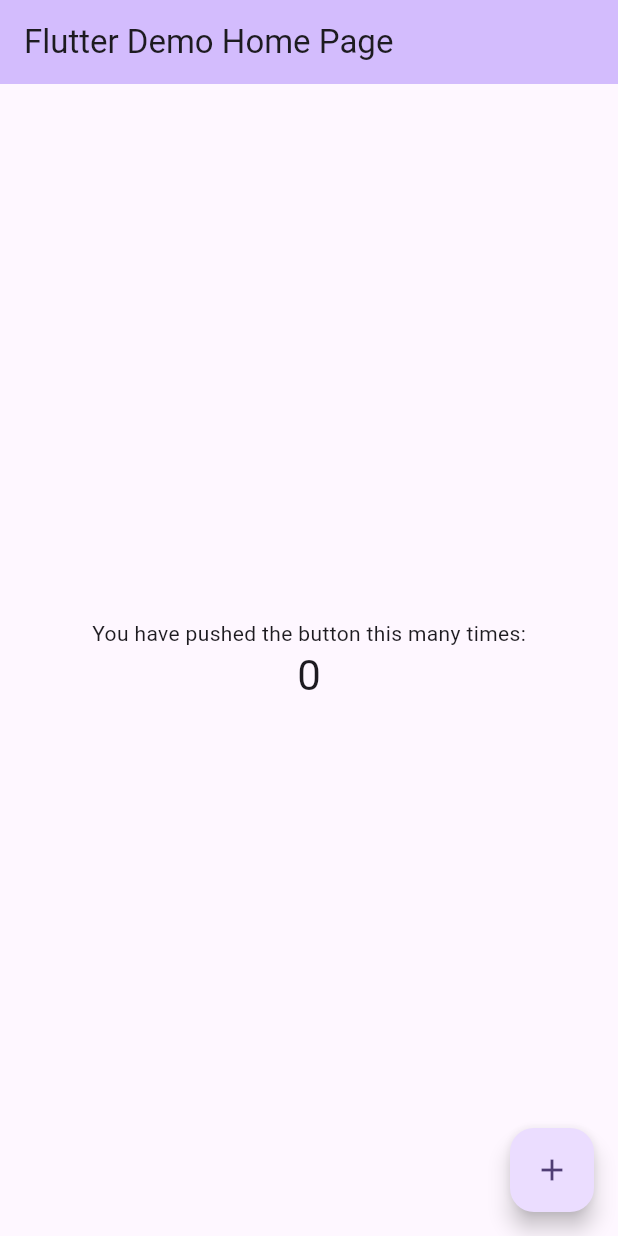
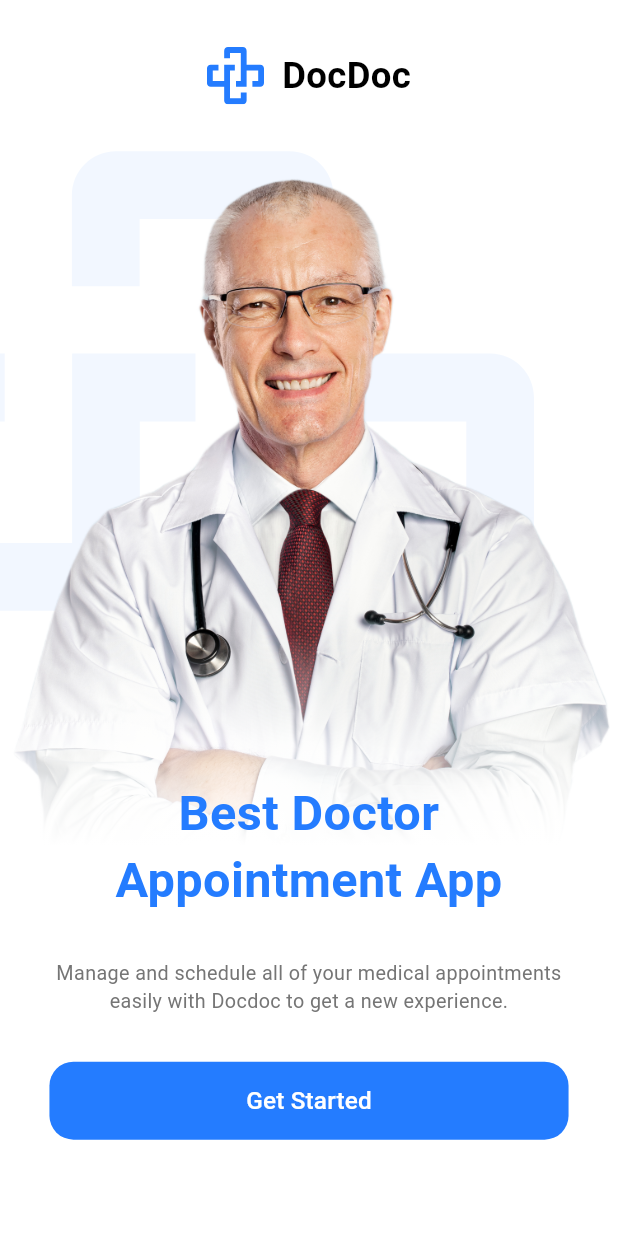
Before and after one commit to AhmedAElghareeb/doc_app, a Flutter app: the screen it shows after launch, on a phone screen of 412 x 824 dp. Run offline on Flutter 3.47's test engine with Material 3 defaults, Android fonts, the phone set to English and light mode, and no system bars; our stand-ins replace flutter_screenutil, flutter_svg.

Commit message:
on boarding ui done

```diff
--- /dev/null
+++ b/lib/core/helpers/extentions.dart
@@ -0,0 +1,20 @@
+import 'package:flutter/cupertino.dart';
+import 'package:flutter/material.dart';
+
+extension Navigation on BuildContext {
+  Future<dynamic> pushNamed(String routeName, {Object? args}) {
+    return Navigator.of(this).pushNamed(routeName, arguments: args);
+  }
+
+  Future<dynamic> pushReplacementNamed(String routeName, {Object? args}) {
+    return Navigator.of(this).pushReplacementNamed(routeName, arguments: args);
+  }
+
+  Future<dynamic> pushNamedAndRemoveUntil(String routeName,
+      {Object? args, required RoutePredicate predicate}) {
+    return Navigator.of(this)
+        .pushNamedAndRemoveUntil(routeName, predicate, arguments: args);
+  }
+
+  void pop() => Navigator.of(this).pop();
+}
--- /dev/null
+++ b/lib/core/routing/app_router.dart
@@ -0,0 +1,27 @@
+import 'package:doc_app/core/routing/routes.dart';
+import 'package:doc_app/features/login/login_screen.dart';
+import 'package:doc_app/features/on_boarding/onboarding_screen.dart';
+import 'package:flutter/material.dart';
+
+class AppRouter {
+  Route generateRoute(RouteSettings settings) {
+    switch (settings.name) {
+      case Routes.onBoardingScreen:
+        return MaterialPageRoute(
+          builder: (context) => const OnBoardingScreen(),
+        );
+      case Routes.loginScreen:
+        return MaterialPageRoute(
+          builder: (context) => const LoginScreen(),
+        );
+      default:
+        return MaterialPageRoute(
+          builder: (context) => Scaffold(
+            body: Center(
+              child: Text("No Route defined for ${settings.name}"),
+            ),
+          ),
+        );
+    }
+  }
+}
--- /dev/null
+++ b/lib/core/routing/routes.dart
@@ -0,0 +1,4 @@
+class Routes {
+  static const String onBoardingScreen = "/onBoardingScreen";
+  static const String loginScreen = "/loginScreen";
+}
--- /dev/null
+++ b/lib/core/theming/colors.dart
@@ -0,0 +1,6 @@
+import 'package:flutter/material.dart';
+
+class ColorsManager {
+  static const Color mainBlue = Color(0xff247CFF);
+  static const Color grey = Color(0xff757575);
+}
--- /dev/null
+++ b/lib/core/theming/styles.dart
@@ -0,0 +1,29 @@
+import 'package:doc_app/core/theming/colors.dart';
+import 'package:flutter/material.dart';
+import 'package:flutter_screenutil/flutter_screenutil.dart';
+
+class TextStyles {
+  static TextStyle font24black700weight = TextStyle(
+    fontSize: 24.sp,
+    fontWeight: FontWeight.w700,
+    color: Colors.black,
+  );
+
+  static TextStyle font32blueBold = TextStyle(
+    fontSize: 32.sp,
+    fontWeight: FontWeight.bold,
+    color: ColorsManager.mainBlue,
+  );
+
+  static TextStyle font13greyRegular = TextStyle(
+    fontSize: 13.sp,
+    fontWeight: FontWeight.w400,
+    color: ColorsManager.grey,
+  );
+
+  static TextStyle font16whiteSemiBold = TextStyle(
+    fontSize: 16.sp,
+    fontWeight: FontWeight.w500,
+    color: Colors.white,
+  );
+}
--- /dev/null
+++ b/lib/doc_app.dart
@@ -0,0 +1,30 @@
+import 'package:doc_app/core/routing/app_router.dart';
+import 'package:doc_app/core/routing/routes.dart';
+import 'package:doc_app/core/theming/colors.dart';
+import 'package:flutter/material.dart';
+import 'package:flutter_screenutil/flutter_screenutil.dart';
+
+class DocApp extends StatelessWidget {
+  const DocApp({super.key, required this.appRouter});
+
+  final AppRouter appRouter;
+
+  @override
+  Widget build(BuildContext context) {
+    return ScreenUtilInit(
+      minTextAdapt: true,
+      designSize: const Size(375, 812),
+      child: MaterialApp(
+        title: "Doc App",
+        debugShowCheckedModeBanner: false,
+        onGenerateRoute: appRouter.generateRoute,
+        initialRoute: Routes.onBoardingScreen,
+        theme: ThemeData(
+          platform: TargetPlatform.iOS,
+          primaryColor: ColorsManager.mainBlue,
+          scaffoldBackgroundColor: Colors.white,
+        ),
+      ),
+    );
+  }
+}
--- /dev/null
+++ b/lib/features/login/login_screen.dart
@@ -0,0 +1,14 @@
+import 'package:flutter/material.dart';
+
+class LoginScreen extends StatelessWidget {
+  const LoginScreen({super.key});
+
+  @override
+  Widget build(BuildContext context) {
+    return const Scaffold(
+      body: Center(
+        child: Text("Login"),
+      ),
+    );
+  }
+}
--- /dev/null
+++ b/lib/features/on_boarding/onboarding_screen.dart
@@ -0,0 +1,50 @@
+import 'package:doc_app/core/theming/styles.dart';
+import 'package:doc_app/features/on_boarding/widgets/doc_logo_and_name.dart';
+import 'package:doc_app/features/on_boarding/widgets/doctor_image_and_text.dart';
+import 'package:doc_app/features/on_boarding/widgets/get_started_button.dart';
+import 'package:flutter/material.dart';
+import 'package:flutter_screenutil/flutter_screenutil.dart';
+
+class OnBoardingScreen extends StatelessWidget {
+  const OnBoardingScreen({super.key});
+
+  @override
+  Widget build(BuildContext context) {
+    return Scaffold(
+      body: SafeArea(
+        child: SingleChildScrollView(
+          child: Padding(
+            padding: EdgeInsetsDirectional.only(top: 30.h, bottom: 30.h),
+            child: Column(
+              children: [
+                const DocLogoAndName(),
+                SizedBox(
+                  height: 30.h,
+                ),
+                const DoctorImageAndText(),
+                Padding(
+                  padding: EdgeInsetsDirectional.symmetric(
+                    horizontal: 30.w,
+                  ),
+                  child: Column(
+                    children: [
+                      Text(
+                        "Manage and schedule all of your medical appointments easily with Docdoc to get a new experience.",
+                        textAlign: TextAlign.center,
+                        style: TextStyles.font13greyRegular,
+                      ),
+                      SizedBox(
+                        height: 30.h,
+                      ),
+                      const GetStartedButton(),
+                    ],
+                  ),
+                ),
+              ],
+            ),
+          ),
+        ),
+      ),
+    );
+  }
+}
--- /dev/null
+++ b/lib/features/on_boarding/widgets/doc_logo_and_name.dart
@@ -0,0 +1,25 @@
+import 'package:doc_app/core/theming/styles.dart';
+import 'package:flutter/material.dart';
+import 'package:flutter_screenutil/flutter_screenutil.dart';
+import 'package:flutter_svg/flutter_svg.dart';
+
+class DocLogoAndName extends StatelessWidget {
+  const DocLogoAndName({super.key});
+
+  @override
+  Widget build(BuildContext context) {
+    return Row(
+      mainAxisAlignment: MainAxisAlignment.center,
+      children: [
+        SvgPicture.asset("assets/svgs/doc_logo.svg"),
+        SizedBox(
+          width: 10.w,
+        ),
+        Text(
+          "DocDoc",
+          style: TextStyles.font24black700weight,
+        ),
+      ],
+    );
+  }
+}
--- /dev/null
+++ b/lib/features/on_boarding/widgets/doctor_image_and_text.dart
@@ -0,0 +1,45 @@
+import 'package:doc_app/core/theming/styles.dart';
+import 'package:flutter/material.dart';
+import 'package:flutter_svg/flutter_svg.dart';
+
+class DoctorImageAndText extends StatelessWidget {
+  const DoctorImageAndText({super.key});
+
+  @override
+  Widget build(BuildContext context) {
+    return Stack(
+      children: [
+        SvgPicture.asset("assets/svgs/doc_logo_lowopacity.svg"),
+        Container(
+          foregroundDecoration: BoxDecoration(
+            gradient: LinearGradient(
+              colors: [
+                Colors.white,
+                Colors.white.withOpacity(0.0),
+              ],
+              begin: AlignmentDirectional.bottomCenter,
+              end: AlignmentDirectional.topCenter,
+              stops: const [
+                0.14,
+                0.4,
+              ],
+            ),
+          ),
+          child: Image.asset("assets/images/onboarding_doctor.png"),
+        ),
+        Positioned(
+          bottom: 30,
+          left: 0,
+          right: 0,
+          child: Text(
+            "Best Doctor\nAppointment App",
+            textAlign: TextAlign.center,
+            style: TextStyles.font32blueBold.copyWith(
+              height: 1.4
+            ),
+          ),
+        ),
+      ],
+    );
+  }
+}
--- /dev/null
+++ b/lib/features/on_boarding/widgets/get_started_button.dart
@@ -0,0 +1,35 @@
+import 'package:doc_app/core/theming/colors.dart';
+import 'package:doc_app/core/theming/styles.dart';
+import 'package:flutter/material.dart';
+
+class GetStartedButton extends StatelessWidget {
+  const GetStartedButton({super.key});
+
+  @override
+  Widget build(BuildContext context) {
+    return TextButton(
+      onPressed: () {},
+      style: ButtonStyle(
+        backgroundColor: MaterialStateProperty.all(ColorsManager.mainBlue),
+        tapTargetSize: MaterialTapTargetSize.shrinkWrap,
+        minimumSize: MaterialStateProperty.all(
+          const Size(
+            double.infinity,
+            52,
+          ),
+        ),
+        shape: MaterialStateProperty.all(
+          RoundedRectangleBorder(
+            borderRadius: BorderRadius.circular(
+              16,
+            ),
+          ),
+        ),
+      ),
+      child: Text(
+        "Get Started",
+        style: TextStyles.font16whiteSemiBold,
+      ),
+    );
+  }
+}
--- a/lib/main.dart
+++ b/lib/main.dart
@@ -1,111 +1,9 @@
+import 'package:doc_app/core/routing/app_router.dart';
+import 'package:doc_app/doc_app.dart';
 import 'package:flutter/material.dart';
 
 void main() {
-  runApp(const MyApp());
+  runApp(DocApp(
+    appRouter: AppRouter(),
+  ));
 }
-
-class MyApp extends StatelessWidget {
-  const MyApp({super.key});
-
-  // This widget is the root of your application.
-  @override
-  Widget build(BuildContext context) {
-    return MaterialApp(
-      title: 'Doc App',
-      debugShowCheckedModeBanner: false,
-      theme: ThemeData(
-        colorScheme: ColorScheme.fromSeed(seedColor: Colors.deepPurple),
-        useMaterial3: true,
-      ),
-      home: const MyHomePage(title: 'Flutter Demo Home Page'),
-    );
-  }
-}
-
-class MyHomePage extends StatefulWidget {
-  const MyHomePage({super.key, required this.title});
-
-  // This widget is the home page of your application. It is stateful, meaning
-  // that it has a State object (defined below) that contains fields that affect
-  // how it looks.
-
-  // This class is the configuration for the state. It holds the values (in this
-  // case the title) provided by the parent (in this case the App widget) and
-  // used by the build method of the State. Fields in a Widget subclass are
-  // always marked "final".
-
-  final String title;
-
-  @override
-  State<MyHomePage> createState() => _MyHomePageState();
-}
-
-class _MyHomePageState extends State<MyHomePage> {
-  int _counter = 0;
-
-  void _incrementCounter() {
-    setState(() {
-      // This call to setState tells the Flutter framework that something has
-      // changed in this State, which causes it to rerun the build method below
-      // so that the display can reflect the updated values. If we changed
-      // _counter without calling setState(), then the build method would not be
-      // called again, and so nothing would appear to happen.
-      _counter++;
-    });
-  }
-
-  @override
-  Widget build(BuildContext context) {
-    // This method is rerun every time setState is called, for instance as done
-    // by the _incrementCounter method above.
-    //
-    // The Flutter framework has been optimized to make rerunning build methods
-    // fast, so that you can just rebuild anything that needs updating rather
-    // than having to individually change instances of widgets.
-    return Scaffold(
-      appBar: AppBar(
-        // TRY THIS: Try changing the color here to a specific color (to
-        // Colors.amber, perhaps?) and trigger a hot reload to see the AppBar
-        // change color while the other colors stay the same.
-        backgroundColor: Theme.of(context).colorScheme.inversePrimary,
-        // Here we take the value from the MyHomePage object that was created by
-        // the App.build method, and use it to set our appbar title.
-        title: Text(widget.title),
-      ),
-      body: Center(
-        // Center is a layout widget. It takes a single child and positions it
-        // in the middle of the parent.
-        child: Column(
-          // Column is also a layout widget. It takes a list of children and
-          // arranges them vertically. By default, it sizes itself to fit its
-          // children horizontally, and tries to be as tall as its parent.
-          //
-          // Column has various properties to control how it sizes itself and
-          // how it positions its children. Here we use mainAxisAlignment to
-          // center the children vertically; the main axis here is the vertical
-          // axis because Columns are vertical (the cross axis would be
-          // horizontal).
-          //
-          // TRY THIS: Invoke "debug painting" (choose the "Toggle Debug Paint"
-          // action in the IDE, or press "p" in the console), to see the
-          // wireframe for each widget.
-          mainAxisAlignment: MainAxisAlignment.center,
-          children: <Widget>[
-            const Text(
-              'You have pushed the button this many times:',
-            ),
-            Text(
-              '$_counter',
-              style: Theme.of(context).textTheme.headlineMedium,
-            ),
-          ],
-        ),
-      ),
-      floatingActionButton: FloatingActionButton(
-        onPressed: _incrementCounter,
-        tooltip: 'Increment',
-        child: const Icon(Icons.add),
-      ), // This trailing comma makes auto-formatting nicer for build methods.
-    );
-  }
-}
```
Also changed, not shown: pubspec.yaml (+5 -4 lines), assets/images/onboarding_doctor.png (added), assets/svgs/doc_logo.svg (added), assets/svgs/doc_logo_lowopacity.svg (added), pubspec.lock, 1 other file.
